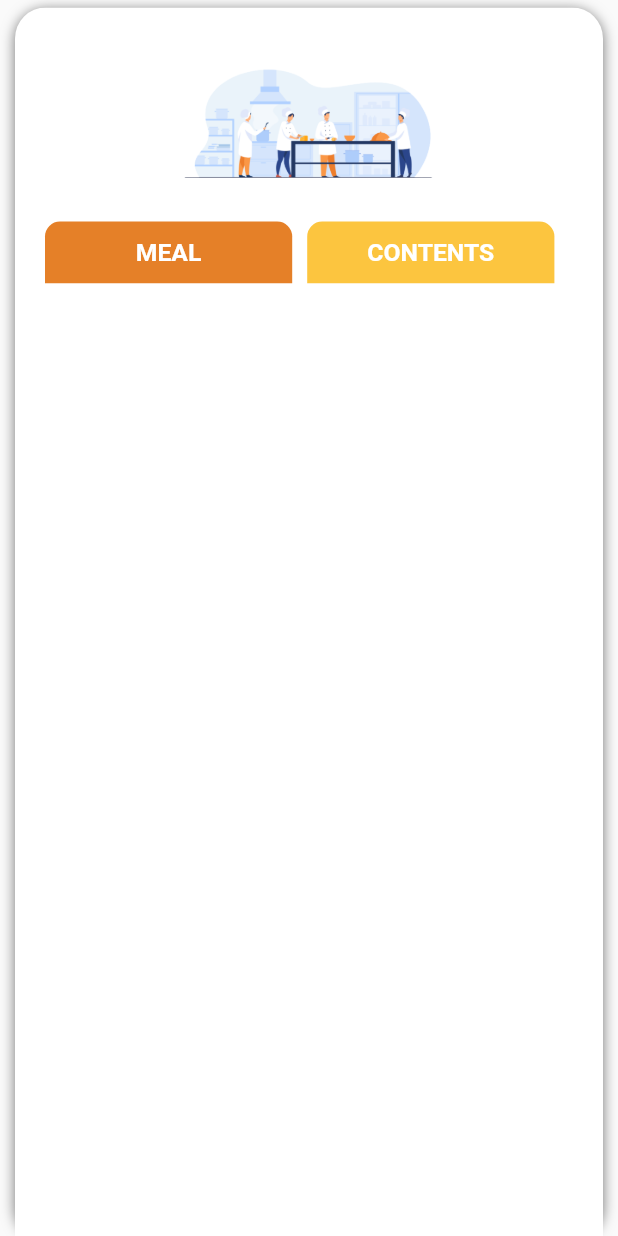
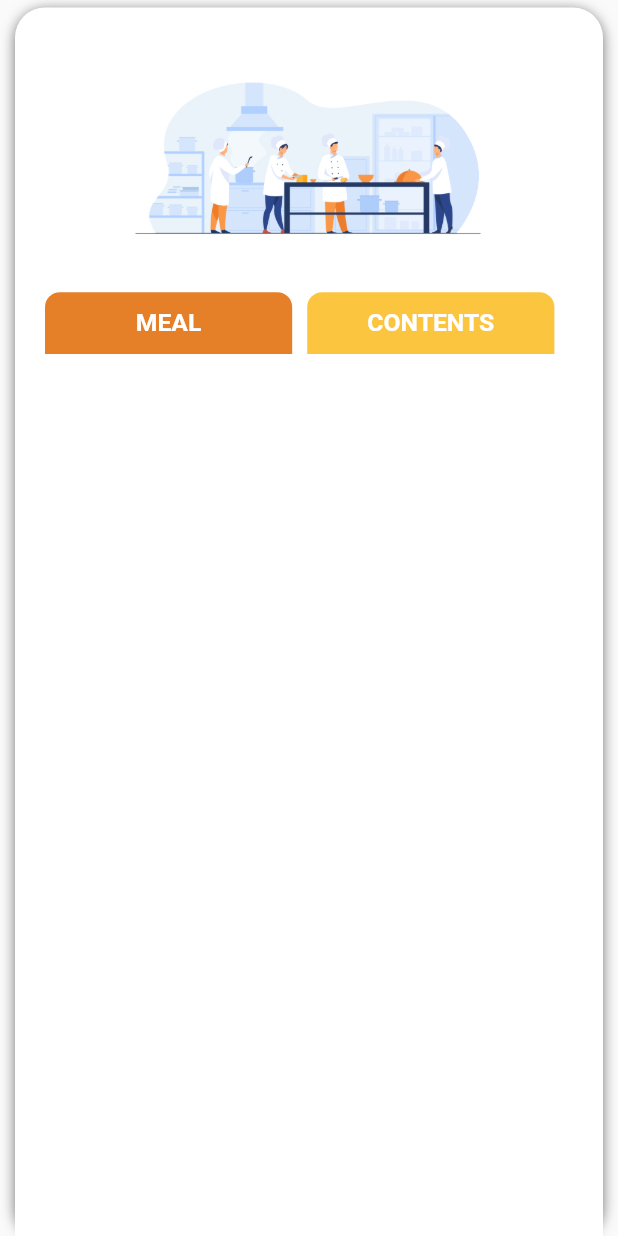
Before and after one commit to vileroze/FIT_BOD, a Flutter app: the Mealplan widget shown alone on an empty page, opened directly, on a phone screen of 412 x 824 dp. Run offline on Flutter 3.47's test engine with Material 2 defaults, Android fonts, the phone set to English and light mode, and no system bars; our stand-ins replace charts_flutter, cloud_firestore, file_picker, firebase_auth, firebase_core, firebase_database and 9 more; missing offline and left inert: agora_uikit, cloud_firestore_web, cloud_functions_web, connectivity_plus_web, firebase_auth_web, firebase_core_web and 9 more; accounts and stored records are empty; network calls fail.

Commit message:
made the client page momre dynamic

```diff
--- a/lib/screens/client/profile/mealplan/mealplan.dart
+++ b/lib/screens/client/profile/mealplan/mealplan.dart
@@ -23,23 +23,21 @@ class Mealplan extends StatelessWidget {
             ),
           ],
         ),
-        child: DraggableScrollableSheet(
-          initialChildSize: 1,
-          maxChildSize: 1,
-          minChildSize: 1,
-          builder: (context, controller) => ClipRRect(
+        child: Container(
+          decoration: BoxDecoration(
+            color: Colors.white,
             borderRadius: BorderRadius.only(
-              topRight: Radius.circular(size.width / 20),
-              topLeft: Radius.circular(size.width / 20),
+              topLeft: Radius.circular(20),
+              topRight: Radius.circular(20),
             ),
-            child: Container(
-              color: Colors.white,
+          ),
           child: Padding(
             padding: EdgeInsets.fromLTRB(15, 20, 15, 5),
             child: ListView(
+              physics: BouncingScrollPhysics(),
               children: [
                 Container(
-                      height: size.height / 7,
+                  height: size.height / 5,
                   child: Image.asset('assets/line_art/mealplan.png'),
                 ),
                 Row(
@@ -99,8 +97,8 @@ class Mealplan extends StatelessWidget {
             ),
           ),
         ),
-          ),
-        ),
+        //   ),
+        // ),
       ),
     );
   }
--- a/lib/screens/client/profile/profile.dart
+++ b/lib/screens/client/profile/profile.dart
@@ -242,7 +242,7 @@ class _ProfileState extends State<Profile> {
             ),
             SingleChildScrollView(
               scrollDirection: Axis.horizontal,
-              physics: PageScrollPhysics(),
+              physics: BouncingScrollPhysics(),
               controller: _controller,
               child: Row(
                 children: <Widget>[
--- a/lib/screens/trainer/profile/profile.dart
+++ b/lib/screens/trainer/profile/profile.dart
@@ -101,7 +101,7 @@ class _ProfileTrainerState extends State<ProfileTrainer> {
                     builder: (BuildContext context) {
                       return AlertDialog(
                         content: Container(
-                          height: size.height / 8,
+                          height: size.height / 7.5,
                           child: Column(
                             children: <Widget>[
                               Text(
```
Also changed, not shown: lib/screens/client/profile/schedule/schedule.dart (+6 -11 lines), lib/screens/client/profile/workout/workout.dart (+9 -22 lines), 2 other files. Lines whose indentation alone changed are shown as unchanged.
